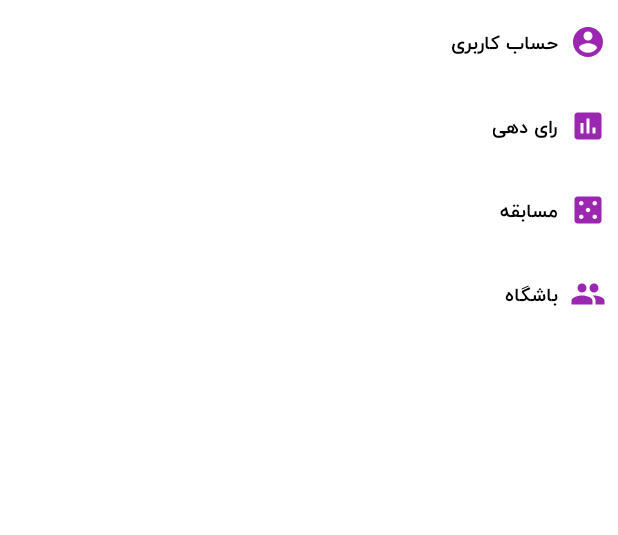
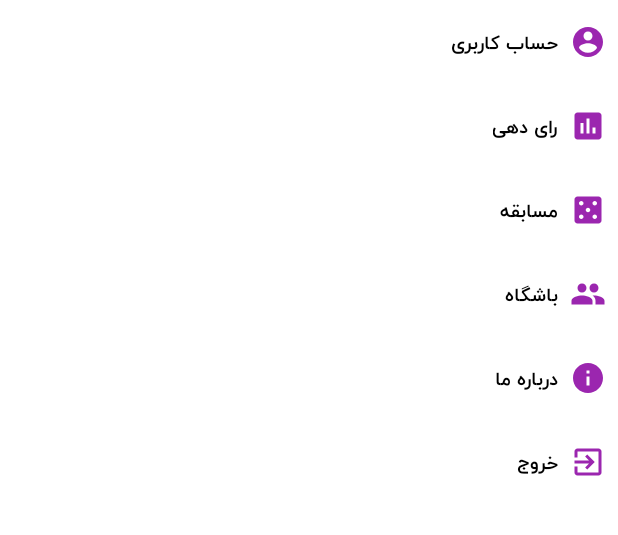
Before and after one commit to salmanseifian/fazshow, an Android app: the layout news_act.xml on its own in the app's theme, with its tools: preview values and no code run, on a phone screen of 412 x 824 dp, the part 431-966 px from its top. Run offline under Robolectric (Android 15) with nearby library versions, the phone set to English and light mode, and no system bars.

Commit message:
update: handle user login and logout

```diff
--- a/app/src/main/java/com/owjmedia/faaz/news/NewsActivity.java
+++ b/app/src/main/java/com/owjmedia/faaz/news/NewsActivity.java
@@ -12,12 +12,15 @@ import android.support.v7.widget.RecyclerView;
 import android.support.v7.widget.Toolbar;
 import android.view.MenuItem;
 import android.view.View;
+import android.view.ViewGroup;
 import android.widget.ImageView;
 
 import com.owjmedia.faaz.R;
 import com.owjmedia.faaz.authenticate.AuthenticateActivity;
 import com.owjmedia.faaz.data.Result;
 import com.owjmedia.faaz.general.Constants;
+import com.owjmedia.faaz.general.utils.AppManager;
+import com.owjmedia.faaz.general.utils.CustomWidgets.TypefacedTextView;
 import com.owjmedia.faaz.general.utils.ProgressDialog;
 import com.owjmedia.faaz.newsdetail.NewsDetailActivity;
 import com.owjmedia.faaz.vote.VotingActivity;
@@ -51,6 +54,7 @@ public class NewsActivity extends AppCompatActivity implements NewsContract.View
 
         // init the bottom sheet behavior
         mBottomSheetBahavior = BottomSheetBehavior.from(mBottomSheet);
+        setupBottomSheet();
 
         // Set up recycler view
         initView();
@@ -61,6 +65,17 @@ public class NewsActivity extends AppCompatActivity implements NewsContract.View
     protected void onResume() {
         super.onResume();
         mBottomSheetBahavior.setState(BottomSheetBehavior.STATE_HIDDEN);
+        setupBottomSheet();
+    }
+
+    private void setupBottomSheet() {
+        if (!AppManager.isLogin(this)) {
+            mRlExit.setVisibility(View.INVISIBLE);
+            mTxtProfile.setText(getString(R.string.login_and_register));
+        } else {
+            mRlExit.setVisibility(View.VISIBLE);
+            mTxtProfile.setText(getString(R.string.profile));
+        }
     }
 
     private void initView() {
@@ -136,6 +151,12 @@ public class NewsActivity extends AppCompatActivity implements NewsContract.View
         startActivity(votingIntent);
     }
 
+    @OnClick(R.id.rl_exit)
+    public void logout() {
+        AppManager.setString(this, Constants.KEYS.TOKEN, null);
+        mBottomSheetBahavior.setState(BottomSheetBehavior.STATE_HIDDEN);
+    }
+
 
     private NewsContract.Presenter mNewsPresenter;
     private NewsAdapter mNewsAdapter;
@@ -153,4 +174,10 @@ public class NewsActivity extends AppCompatActivity implements NewsContract.View
     @BindView(R.id.bottom_sheet)
     View mBottomSheet;
 
+    @BindView(R.id.txt_profile)
+    TypefacedTextView mTxtProfile;
+
+    @BindView(R.id.rl_exit)
+    ViewGroup mRlExit;
+
 }
--- /dev/null
+++ b/app/src/main/res/drawable-anydpi/ic_exit_to_app.xml
@@ -0,0 +1,9 @@
+<vector xmlns:android="http://schemas.android.com/apk/res/android"
+        android:width="24dp"
+        android:height="24dp"
+        android:viewportWidth="24.0"
+        android:viewportHeight="24.0">
+    <path
+        android:fillColor="@color/colorPrimary"
+        android:pathData="M10.09,15.59L11.5,17l5,-5 -5,-5 -1.41,1.41L12.67,11H3v2h9.67l-2.58,2.59zM19,3H5c-1.11,0 -2,0.9 -2,2v4h2V5h14v14H5v-4H3v4c0,1.1 0.89,2 2,2h14c1.1,0 2,-0.9 2,-2V5c0,-1.1 -0.9,-2 -2,-2z"/>
+</vector>
--- /dev/null
+++ b/app/src/main/res/drawable-anydpi/ic_info.xml
@@ -0,0 +1,9 @@
+<vector xmlns:android="http://schemas.android.com/apk/res/android"
+        android:width="24dp"
+        android:height="24dp"
+        android:viewportWidth="24.0"
+        android:viewportHeight="24.0">
+    <path
+        android:fillColor="@color/colorPrimary"
+        android:pathData="M12,2C6.48,2 2,6.48 2,12s4.48,10 10,10 10,-4.48 10,-10S17.52,2 12,2zM13,17h-2v-6h2v6zM13,9h-2L11,7h2v2z"/>
+</vector>
--- a/app/src/main/res/layout/bottom_sheet.xml
+++ b/app/src/main/res/layout/bottom_sheet.xml
@@ -91,4 +91,36 @@
             android:text="@string/club" />
     </RelativeLayout>
 
+    <RelativeLayout
+        android:id="@+id/rl_info"
+        style="@style/MenuItem">
+
+        <ImageView
+            android:id="@+id/img_info"
+            style="@style/MenuItemIcon"
+            android:src="@drawable/ic_info" />
+
+        <com.owjmedia.faaz.general.utils.CustomWidgets.TypefacedTextView
+            android:id="@+id/txt_info"
+            style="@style/MenuItemText"
+            android:layout_toLeftOf="@+id/img_info"
+            android:text="@string/info" />
+    </RelativeLayout>
+
+    <RelativeLayout
+        android:id="@+id/rl_exit"
+        style="@style/MenuItem">
+
+        <ImageView
+            android:id="@+id/img_exit"
+            style="@style/MenuItemIcon"
+            android:src="@drawable/ic_exit_to_app" />
+
+        <com.owjmedia.faaz.general.utils.CustomWidgets.TypefacedTextView
+            android:id="@+id/txt_exit"
+            style="@style/MenuItemText"
+            android:layout_toLeftOf="@+id/img_exit"
+            android:text="@string/exit" />
+    </RelativeLayout>
+
 </LinearLayout>
--- a/app/src/main/res/layout/news_act.xml
+++ b/app/src/main/res/layout/news_act.xml
@@ -1,12 +1,20 @@
 <?xml version="1.0" encoding="utf-8"?>
 
 <android.support.design.widget.CoordinatorLayout xmlns:android="http://schemas.android.com/apk/res/android"
+    xmlns:app="http://schemas.android.com/apk/res-auto"
     android:layout_width="match_parent"
     android:layout_height="match_parent">
 
     <include layout="@layout/app_bar" />
 
-    <include layout="@layout/recycler_view" />
+    <FrameLayout
+        android:layout_width="match_parent"
+        android:layout_height="match_parent"
+        app:layout_behavior="@string/appbar_scrolling_view_behavior">
+
+        <include layout="@layout/recycler_view" />
+    </FrameLayout>
+
 
     <include layout="@layout/bottom_sheet" />
 
--- a/app/src/main/res/values/strings.xml
+++ b/app/src/main/res/values/strings.xml
@@ -24,4 +24,7 @@
     <string name="news_image">newsImage</string>
     <string name="competition">مسابقه</string>
     <string name="club">باشگاه</string>
+    <string name="info">درباره ما</string>
+    <string name="exit">خروج</string>
+    <string name="login_and_register">ورود و عضویت</string>
 </resources>
```
